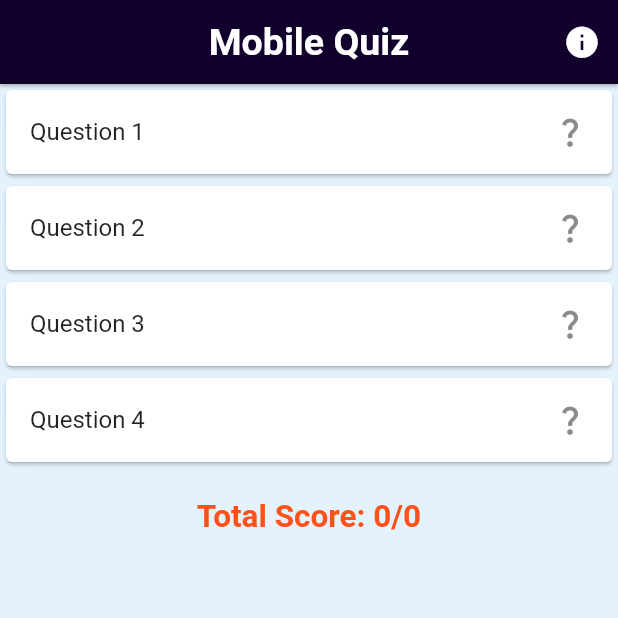
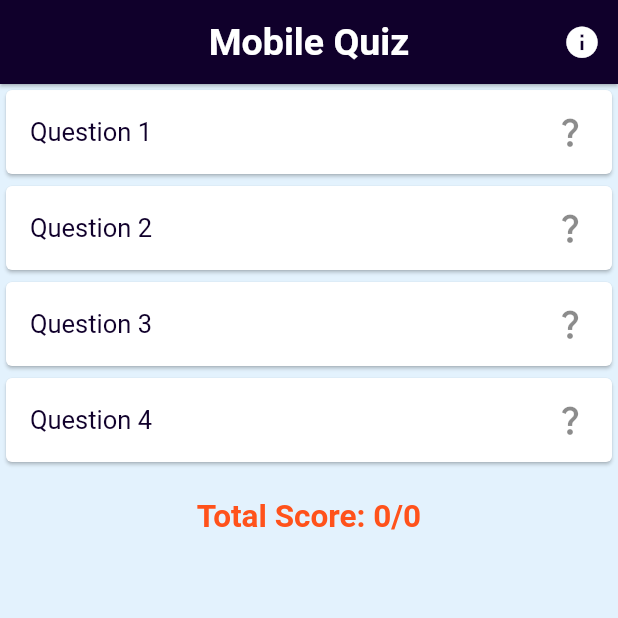
Before and after one commit to joelpjy/Mobile-Knowledge-Sharing, a Flutter app: the screen it shows after launch, on a phone screen of 412 x 824 dp, the top half of it. Run offline on Flutter 3.47's test engine with Material 2 defaults, Android fonts, the phone set to English and light mode, and no system bars; drawn by our look-alikes of delayed_display; our stand-ins replace firebase_core, firebase_crashlytics, logger, lottie, stacked, stacked_core and 1 more; missing offline and left inert: method_extractor; accounts and stored records are empty; Roboto replaces fonts that are missing (Aharoni); statements that could not run were skipped.

Commit message:
chore: minor polish and refactor

```diff
--- a/lib/Services/QuizService.dart
+++ b/lib/services/QuizService.dart
@@ -1,5 +1,5 @@
 import 'package:flutter/material.dart';
-import 'package:mobile_knowledge_sharing_app/ui/data/Question.dart';
+import 'package:mobile_knowledge_sharing_app/models/Question.dart';
 
 class QuizService {
   final List<Question> _finalQuestionList = [
--- /dev/null
+++ b/lib/ui/components/greyed_out.dart
@@ -0,0 +1,13 @@
+import 'package:flutter/material.dart';
+
+class GreyedOut extends StatelessWidget {
+  final Widget child;
+  final bool greyedOut;
+
+  GreyedOut(this.child, {this.greyedOut = true});
+
+  @override
+  Widget build(BuildContext context) {
+    return greyedOut ? Opacity(opacity: 0.3, child: child) : child;
+  }
+}
--- a/lib/ui/views/home/home_view.dart
+++ b/lib/ui/views/home/home_view.dart
@@ -1,5 +1,6 @@
 import 'package:delayed_display/delayed_display.dart';
 import 'package:flutter/material.dart';
+import 'package:mobile_knowledge_sharing_app/ui/components/greyed_out.dart';
 import 'package:mobile_knowledge_sharing_app/ui/themes/color_theme.dart';
 import 'package:mobile_knowledge_sharing_app/ui/views/home/home_view_model.dart';
 import 'package:stacked/stacked.dart';
@@ -90,7 +91,17 @@ class QuizListView extends StatelessWidget {
           position: animation.drive(_offset),
           child: Card(
             child: ListTile(
-              title: Text(model.questionList[index].label),
+              title: GreyedOut(
+                Text(
+                  model.questionList[index].label,
+                  style: TextStyle(
+                      fontFamily: 'Aharoni',
+                      fontWeight: FontWeight.w400,
+                      fontSize: 17,
+                      color: ColorTheme.russianViolet),
+                ),
+                greyedOut: model.questionList[index].isAnswered,
+              ),
               trailing: model.questionList[index].isAnswered
                   ? model.questionList[index].isCorrect
                       ? Icon(
--- a/lib/ui/views/home/home_view_model.dart
+++ b/lib/ui/views/home/home_view_model.dart
@@ -4,7 +4,7 @@ import 'package:flutter/services.dart';
 import 'package:mobile_knowledge_sharing_app/Services/QuizService.dart';
 import 'package:mobile_knowledge_sharing_app/app/config.locator.dart';
 import 'package:mobile_knowledge_sharing_app/app/config.router.dart';
-import 'package:mobile_knowledge_sharing_app/ui/data/Question.dart';
+import 'package:mobile_knowledge_sharing_app/models/Question.dart';
 import 'package:stacked/stacked.dart';
 import 'package:stacked_services/stacked_services.dart';
 
--- a/lib/ui/views/question/question_view_model.dart
+++ b/lib/ui/views/question/question_view_model.dart
@@ -1,7 +1,7 @@
 import 'package:flutter/material.dart';
 import 'package:mobile_knowledge_sharing_app/Services/QuizService.dart';
 import 'package:mobile_knowledge_sharing_app/app/config.locator.dart';
-import 'package:mobile_knowledge_sharing_app/ui/data/Question.dart';
+import 'package:mobile_knowledge_sharing_app/models/Question.dart';
 import 'package:stacked/stacked.dart';
 import 'package:stacked_services/stacked_services.dart';
 
```
Also changed, not shown: lib/models/Question.dart (renamed from lib/ui/data/Question.dart).
